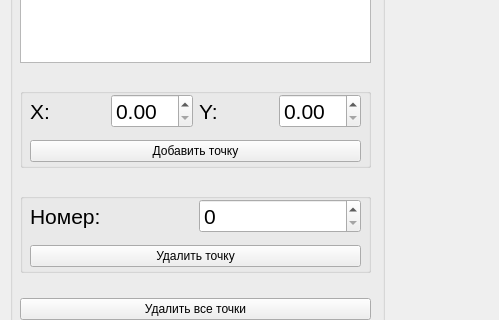
Above: lab_01/mainwindow.ui from SerPan23/BMSTU_SEM_4 before the change; both pictures show x 0 to 499 and y 168 to 488 of the 1200 by 720 pixel window. Below: the same form after it.
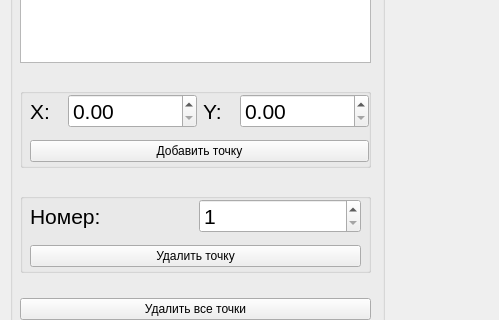
That is the form after the change.

```diff
--- a/lab_01/mainwindow.ui
+++ b/lab_01/mainwindow.ui
@@ -131,7 +131,7 @@
                <rect>
                 <x>10</x>
                 <y>0</y>
-                <width>331</width>
+                <width>339</width>
                 <height>80</height>
                </rect>
               </property>
@@ -159,6 +159,9 @@
                        <pointsize>16</pointsize>
                       </font>
                      </property>
+                     <property name="maximum">
+                      <double>9999999999.000000000000000</double>
+                     </property>
                     </widget>
                    </item>
                   </layout>
@@ -184,6 +187,9 @@
                        <pointsize>16</pointsize>
                       </font>
                      </property>
+                     <property name="maximum">
+                      <double>9999999999.000000000000000</double>
+                     </property>
                     </widget>
                    </item>
                   </layout>
@@ -245,6 +251,12 @@
                        <pointsize>16</pointsize>
                       </font>
                      </property>
+                     <property name="minimum">
+                      <number>1</number>
+                     </property>
+                     <property name="maximum">
+                      <number>999999999</number>
+                     </property>
                     </widget>
                    </item>
                   </layout>
```
Left out of the diff: 12 changed lines with no effect on the pictures.
